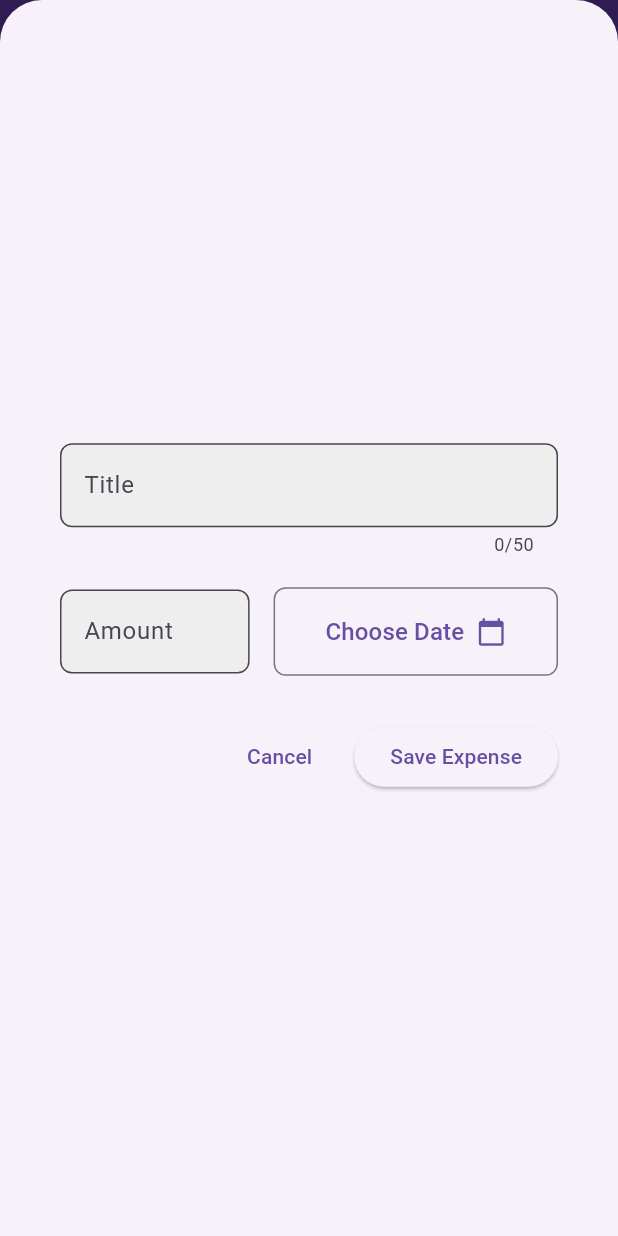
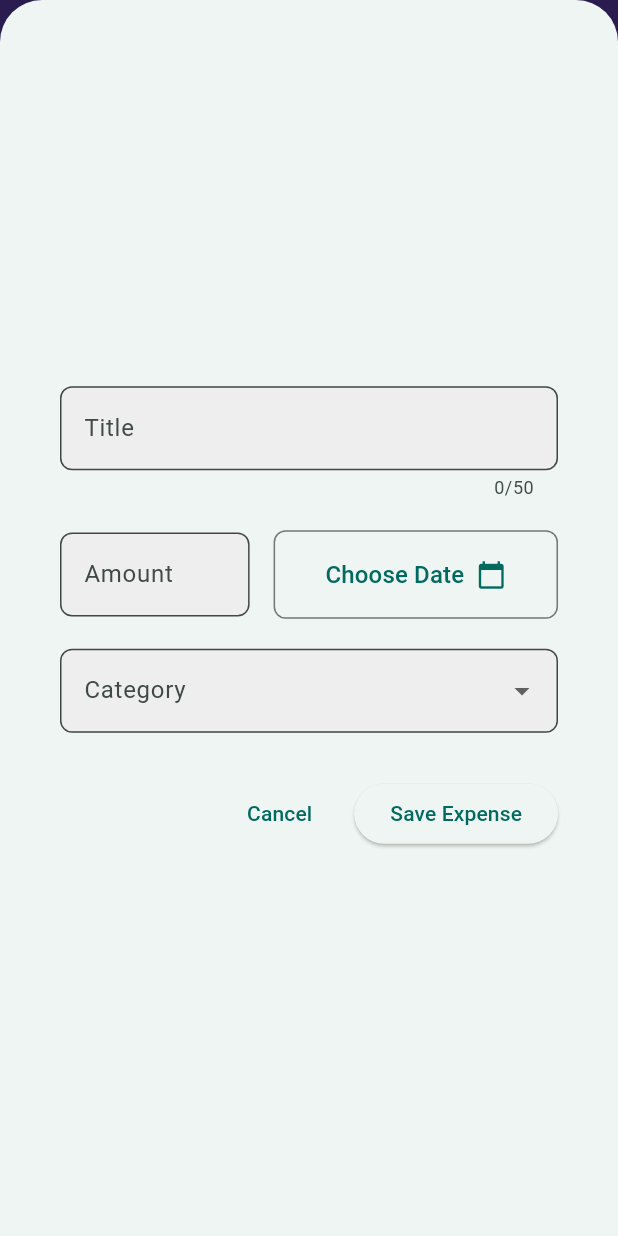
Before and after one commit to bugraozdmr/flutter_course, a Flutter app: the screen it shows after launch, after a tap on the "add" icon, on a phone screen of 412 x 824 dp. Run offline on Flutter 3.47's test engine with Material 3 defaults, Android fonts, the phone set to English and light mode, and no system bars; our stand-ins replace google_fonts.

Commit message:
expense tracker part 3

```diff
--- a/projects/expense_tracker/lib/main.dart
+++ b/projects/expense_tracker/lib/main.dart
@@ -1,7 +1,64 @@
 import 'package:flutter/material.dart';
-
-import 'package:expense_tracker/widgets/expenses.dart';
+import 'widgets/expenses.dart';
 
 void main() {
-  runApp(const MaterialApp(home: Expenses()));
+  runApp(const MyApp());
 }
+
+class MyApp extends StatelessWidget {
+  const MyApp({super.key});
+
+  @override
+  Widget build(BuildContext context) {
+    return MaterialApp(
+      debugShowCheckedModeBanner: false,
+      title: 'Expense Tracker',
+
+      // AÇIK TEMA
+      theme: ThemeData(
+        useMaterial3: true,
+        colorSchemeSeed: Colors.teal,
+        brightness: Brightness.light,
+        scaffoldBackgroundColor: Colors.grey[100],
+        appBarTheme: const AppBarTheme(
+          backgroundColor: Colors.transparent,
+          elevation: 0,
+          centerTitle: true,
+          titleTextStyle: TextStyle(
+            color: Colors.black87,
+            fontSize: 20,
+            fontWeight: FontWeight.bold,
+          ),
+        ),
+      ),
+
+      // KOYU TEMA
+      darkTheme: ThemeData(
+        useMaterial3: true,
+        colorSchemeSeed: Colors.teal,
+        brightness: Brightness.dark,
+        scaffoldBackgroundColor: Colors.black,
+        appBarTheme: const AppBarTheme(
+          backgroundColor: Colors.teal,
+          centerTitle: true,
+          elevation: 0,
+          titleTextStyle: TextStyle(
+            color: Colors.white,
+            fontSize: 20,
+            fontWeight: FontWeight.bold,
+          ),
+          iconTheme: IconThemeData(color: Colors.white),
+          foregroundColor: Colors.white,
+        ),
+        textTheme: const TextTheme(
+          titleMedium: TextStyle(color: Colors.white),
+          bodyMedium: TextStyle(color: Colors.white70),
+          bodySmall: TextStyle(color: Colors.white54),
+        ),
+      ),
+
+      themeMode: ThemeMode.system,
+      home: const Expenses(),
+    );
+  }
+}
--- a/projects/expense_tracker/lib/widgets/expenses.dart
+++ b/projects/expense_tracker/lib/widgets/expenses.dart
@@ -34,6 +34,18 @@ class _ExpensesState extends State<Expenses> {
     ),
   ];
 
+  void _removeExpense(Expense expense) {
+    setState(() {
+      _registeredExpenses.remove(expense);
+    });
+  }
+
+  void _addExpense(Expense expense) {
+    setState(() {
+      _registeredExpenses.add(expense);
+    });
+  }
+
   void _openAddExpenseOverlay() {
     showModalBottomSheet(
       context: context,
@@ -47,7 +59,7 @@ class _ExpensesState extends State<Expenses> {
               right: 16,
               bottom: MediaQuery.of(ctx).viewInsets.bottom + 16,
             ),
-            child: const NewExpense(),
+            child: NewExpense(onAddExpense: _addExpense),
           ),
     );
   }
@@ -79,7 +91,12 @@ class _ExpensesState extends State<Expenses> {
       body: Column(
         children: [
           const Text('The Chart'),
-          Expanded(child: Expenseslist(expenses: _registeredExpenses)),
+          Expanded(
+            child: ExpensesList(
+              expenses: _registeredExpenses,
+              onRemoveExpense: _removeExpense,
+            ),
+          ),
         ],
       ),
     );
--- a/projects/expense_tracker/lib/widgets/expenses/expensesList/expenseItem.dart
+++ b/projects/expense_tracker/lib/widgets/expenses/expensesList/expenseItem.dart
@@ -42,7 +42,7 @@ class Expenseitem extends StatelessWidget {
                     style: const TextStyle(
                       fontSize: 18,
                       fontWeight: FontWeight.w600,
-                      color: Colors.black87,
+                      // color: Colors.black87, THEME ISE YARAMAZ BU SEBEPLI
                     ),
                   ),
                   const SizedBox(height: 4),
--- a/projects/expense_tracker/lib/widgets/expenses/expensesList/expensesList.dart
+++ b/projects/expense_tracker/lib/widgets/expenses/expensesList/expensesList.dart
@@ -2,16 +2,57 @@ import 'package:expense_tracker/models/expense.dart';
 import 'package:expense_tracker/widgets/expenses/expensesList/expenseItem.dart';
 import 'package:flutter/material.dart';
 
-class Expenseslist extends StatelessWidget {
-  const Expenseslist({super.key, required this.expenses});
+class ExpensesList extends StatelessWidget {
+  const ExpensesList({
+    super.key,
+    required this.expenses,
+    required this.onRemoveExpense,
+  });
 
   final List<Expense> expenses;
+  final void Function(Expense expense) onRemoveExpense;
 
   @override
   Widget build(BuildContext context) {
     return ListView.builder(
       itemCount: expenses.length,
-      itemBuilder: (ctx, index) => Expenseitem(expenses[index]),
+      itemBuilder: (ctx, index) {
+        final expense = expenses[index];
+        // 3 parmak ile kaydır sola doğru
+        return Dismissible(
+          key: ValueKey(expense),
+          direction: DismissDirection.endToStart,
+          background: Container(
+            color: Theme.of(context).colorScheme.error,
+            alignment: Alignment.centerRight,
+            padding: const EdgeInsets.symmetric(horizontal: 20),
+            child: const Icon(Icons.delete, color: Colors.white, size: 30),
+          ),
+          onDismissed: (direction) {
+            final removedExpense = expense;
+            final removedIndex = expenses.indexOf(expense);
+
+            onRemoveExpense(removedExpense);
+
+            ScaffoldMessenger.of(context).clearSnackBars();
+            ScaffoldMessenger.of(context).showSnackBar(
+              SnackBar(
+                content: const Text('Expense deleted.'),
+                action: SnackBarAction(
+                  label: 'Undo',
+                  onPressed: () {
+                    expenses.insert(removedIndex, removedExpense);
+                    (context as Element).markNeedsBuild();
+                  },
+                ),
+                duration: const Duration(seconds: 3),
+              ),
+            );
+          },
+
+          child: Expenseitem(expense),
+        );
+      },
     );
   }
 }
--- a/projects/expense_tracker/lib/widgets/expenses/newExpsense.dart
+++ b/projects/expense_tracker/lib/widgets/expenses/newExpsense.dart
@@ -1,8 +1,11 @@
+import 'package:expense_tracker/models/expense.dart';
 import 'package:flutter/material.dart';
 import 'package:intl/intl.dart';
 
 class NewExpense extends StatefulWidget {
-  const NewExpense({super.key});
+  final void Function(Expense expense) onAddExpense;
+
+  const NewExpense({super.key, required this.onAddExpense});
 
   @override
   State<NewExpense> createState() => _NewExpenseState();
@@ -12,6 +15,7 @@ class _NewExpenseState extends State<NewExpense> {
   final _titleController = TextEditingController();
   final _amountController = TextEditingController();
   DateTime? _selectedDate;
+  Category? _selectedCategory;
 
   void _presentDatePicker() async {
     final now = DateTime.now();
@@ -29,6 +33,46 @@ class _NewExpenseState extends State<NewExpense> {
     }
   }
 
+  void _submitExpenseData() {
+    final enteredTitle = _titleController.text.trim();
+    final enteredAmount = double.tryParse(_amountController.text.trim());
+    final isAmountValid = enteredAmount != null && enteredAmount > 0;
+
+    if (enteredTitle.isEmpty ||
+        !isAmountValid ||
+        _selectedDate == null ||
+        _selectedCategory == null) {
+      showDialog(
+        context: context,
+        builder:
+            (ctx) => AlertDialog(
+              title: const Text('Invalid Input'),
+              content: const Text(
+                'Please ensure:\n\n- Title is not empty\n- Amount is a positive number\n- Date and Category are selected',
+              ),
+              actions: [
+                TextButton(
+                  onPressed: () => Navigator.of(ctx).pop(),
+                  child: const Text('Okay'),
+                ),
+              ],
+            ),
+      );
+      return;
+    }
+
+    final newExpense = Expense(
+      title: enteredTitle,
+      amount: enteredAmount,
+      date: _selectedDate!,
+      category: _selectedCategory!,
+    );
+
+    widget.onAddExpense(newExpense);
+
+    Navigator.of(context).pop();
+  }
+
   @override
   Widget build(BuildContext context) {
     return Center(
@@ -38,7 +82,6 @@ class _NewExpenseState extends State<NewExpense> {
           mainAxisSize: MainAxisSize.min,
           crossAxisAlignment: CrossAxisAlignment.stretch,
           children: [
-            // Title input
             TextField(
               controller: _titleController,
               maxLength: 50,
@@ -113,9 +156,38 @@ class _NewExpenseState extends State<NewExpense> {
               ],
             ),
 
+            const SizedBox(height: 20),
+
+            // Category Dropdown
+            DropdownButtonFormField<Category>(
+              value: _selectedCategory,
+              decoration: InputDecoration(
+                labelText: 'Category',
+                border: OutlineInputBorder(
+                  borderRadius: BorderRadius.circular(8),
+                ),
+                filled: true,
+                fillColor: Colors.grey.shade200,
+              ),
+              items:
+                  Category.values.map((category) {
+                    return DropdownMenuItem(
+                      value: category,
+                      child: Text(
+                        category.name[0].toUpperCase() +
+                            category.name.substring(1),
+                      ),
+                    );
+                  }).toList(),
+              onChanged: (value) {
+                setState(() {
+                  _selectedCategory = value;
+                });
+              },
+            ),
+
             const SizedBox(height: 30),
 
-            // Butonlar sağda
             Row(
               mainAxisAlignment: MainAxisAlignment.end,
               children: [
@@ -125,10 +197,7 @@ class _NewExpenseState extends State<NewExpense> {
                 ),
                 const SizedBox(width: 16),
                 ElevatedButton(
-                  onPressed: () {
-                    print(_titleController.text);
-                    // Kaydetme işlemi buraya
-                  },
+                  onPressed: _submitExpenseData,
                   child: const Text('Save Expense'),
                 ),
               ],
```
